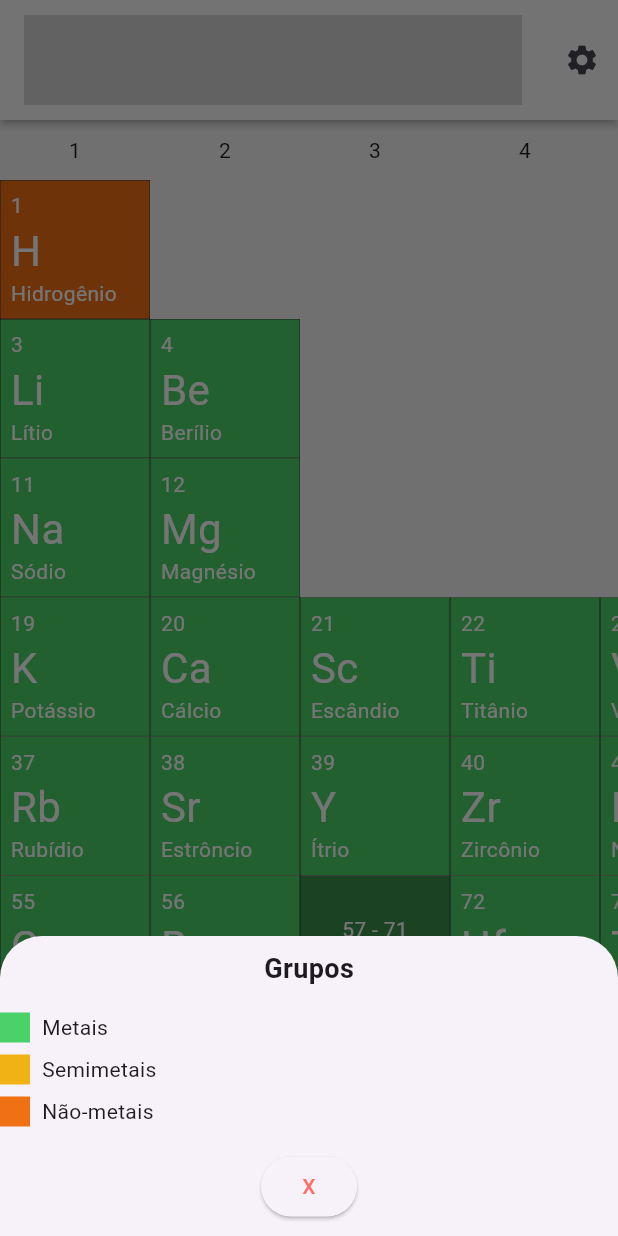
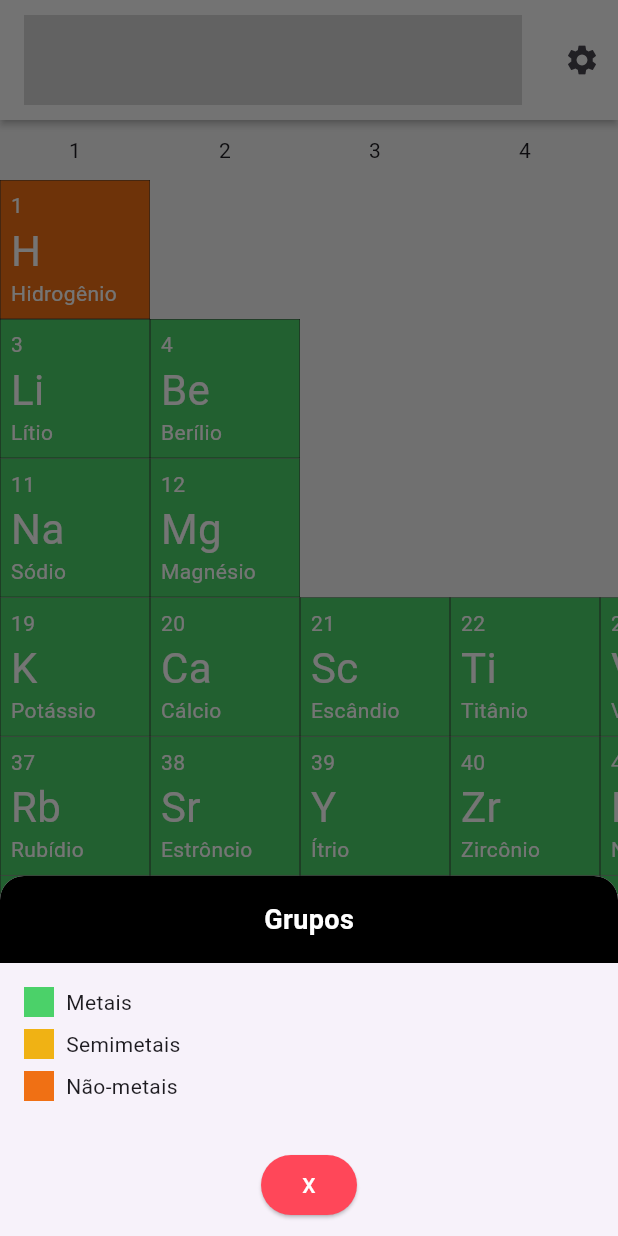
Before and after one commit to paulohebert/periodic-table, a Flutter app: the screen it shows after launch, after a tap on the "info outline" icon, on a phone screen of 412 x 824 dp. Run offline on Flutter 3.47's test engine with Material 3 defaults, Android fonts, the phone set to English and light mode, and no system bars; drawn by our look-alikes of flutter_layout_grid, rive; our stand-ins replace shared_preferences.

Commit message:
alteracao no design da legenda

```diff
--- a/lib/src/screens/home.dart
+++ b/lib/src/screens/home.dart
@@ -45,29 +45,48 @@ class HomeScreen extends StatelessWidget {
         onPressed: () {
           showModalBottomSheet<void>(
             context: context,
+            shape: const RoundedRectangleBorder(
+              borderRadius: BorderRadius.only(
+                topLeft: Radius.circular(16.0),
+                topRight: Radius.circular(16.0),
+              ),
+            ),
             builder: (BuildContext context) {
               return SizedBox(
-                height: 200,
-                child: Center(
+                height: 240,
                 child: Column(
-                    mainAxisAlignment: MainAxisAlignment.center,
-                    mainAxisSize: MainAxisSize.min,
                   children: <Widget>[
-                      const Text(
+                    Container(
+                      decoration: const BoxDecoration(
+                        color: Colors.black,
+                        borderRadius: BorderRadius.only(
+                          topLeft: Radius.circular(16.0),
+                          topRight: Radius.circular(16.0),
+                        ),
+                      ),
+                      padding: const EdgeInsets.all(16.0),
+                      child: const Center(
+                        child: Text(
                           'Grupos',
                           style: TextStyle(
                             fontWeight: FontWeight.bold,
                             fontSize: 18.0,
+                            color: Colors.white,
                           ),
                         ),
-                      const SizedBox(height: 16.0),
+                      ),
+                    ),
+                    Padding(
+                      padding: const EdgeInsets.all(16.0),
+                      child: Column(
+                        children: [
                           Row(
                             mainAxisAlignment: MainAxisAlignment.start,
                             children: [
                               Container(
                                 width: 20.0,
                                 height: 20.0,
-                            color: Color(0xFF4BD169),
+                                color: const Color(0xFF4BD169),
                               ),
                               const SizedBox(width: 8.0),
                               const Text('Metais'),
@@ -80,7 +99,7 @@ class HomeScreen extends StatelessWidget {
                               Container(
                                 width: 20.0,
                                 height: 20.0,
-                            color: Color(0xFFF0B214),
+                                color: const Color(0xFFF0B214),
                               ),
                               const SizedBox(width: 8.0),
                               const Text('Semimetais'),
@@ -93,24 +112,29 @@ class HomeScreen extends StatelessWidget {
                               Container(
                                 width: 20.0,
                                 height: 20.0,
-                            color: Color(0xFFF07014),
+                                color: const Color(0xFFF07014),
                               ),
                               const SizedBox(width: 8.0),
                               const Text('Não-metais'),
                             ],
                           ),
                           const SizedBox(height: 16.0),
+                        ],
+                      ),
+                    ),
                     ElevatedButton(
+                      style: ElevatedButton.styleFrom(
+                        backgroundColor: const Color.fromARGB(255, 255, 71, 89),
+                      ),
                       child: const Text(
                         'X',
                         style: TextStyle(
-                            color: Color(0xFFFF6F61),
+                          color: Color.fromARGB(255, 255, 255, 255),
                         ),
                       ),
                       onPressed: () => Navigator.pop(context),
                     ),
                   ],
-                  ),
                 ),
               );
             },
```
Lines whose indentation alone changed are shown as unchanged.
